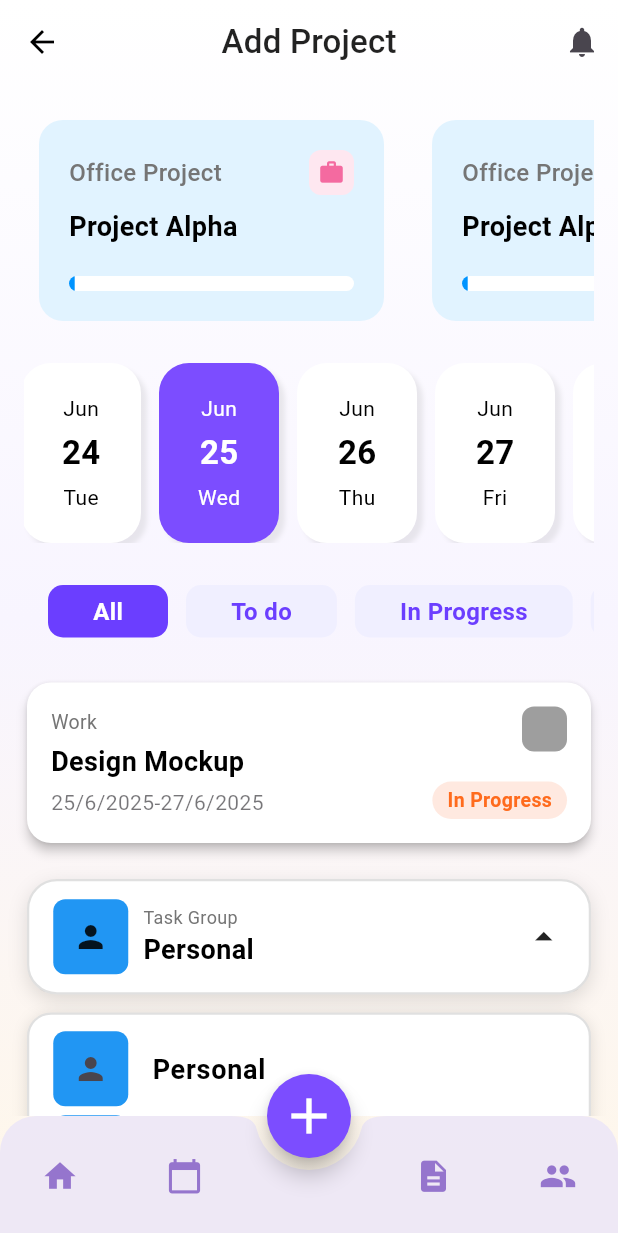
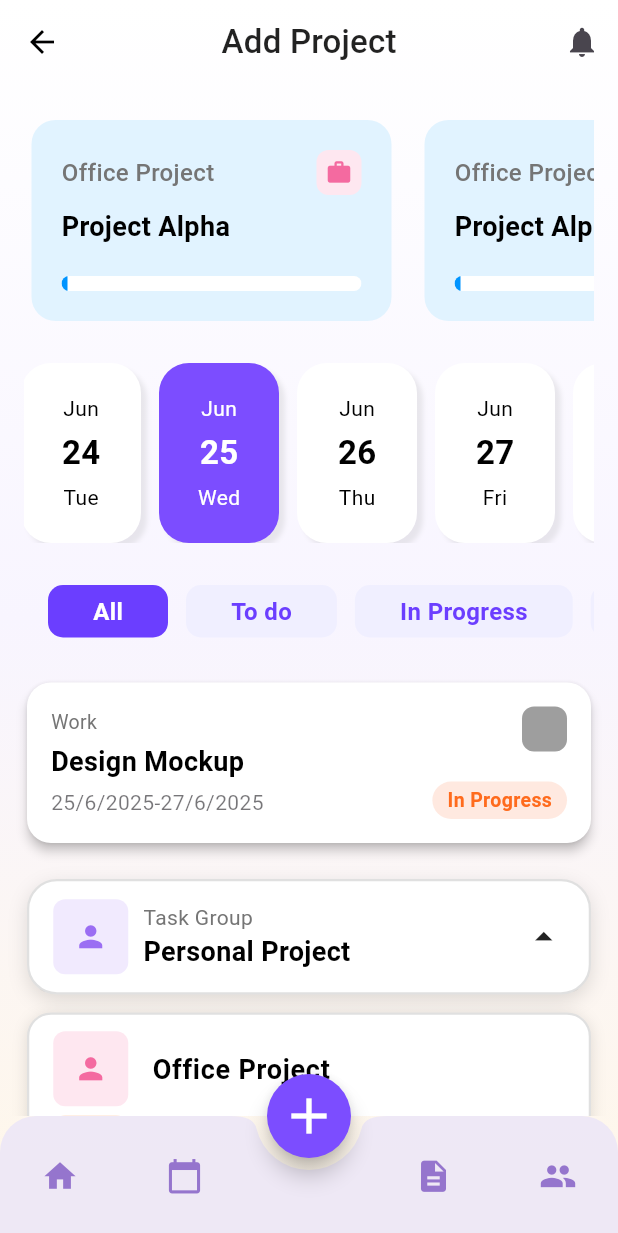
Before and after one commit to LucHo251025/Task-Manager-App, a Flutter app: the screen it shows after launch, after a tap on "To-do", after a tap on "Task Group", on a phone screen of 412 x 824 dp. Shown: the top 1233 px of the screen. Run offline on Flutter 3.47's test engine with Material 3 defaults, Android fonts, the phone set to English and light mode, and no system bars; our stand-ins replace flutter_bloc, font_awesome_flutter; Roboto replaces fonts that are missing (Urbanist).

Commit message:
style: chance color icon selected_task_group_card

```diff
--- a/lib/features/task/presentation/pages/add_project_screen.dart
+++ b/lib/features/task/presentation/pages/add_project_screen.dart
@@ -268,8 +268,43 @@ class _AddProjectScreenState extends State<AddProjectScreen> {
                   ),
                   SelectedTaskGroupCard(groups: [
                     TaskGroupEntity(
-                      id: '3',
-                      name: 'Personal',
+                      id: '1',
+                      name: 'Personal Project',
+                      projects: [
+                        ProjectEntity(
+                          id: 'p4',
+                          groupId: '3',
+                          description: 'Personal projects and hobbies',
+                          name: 'Workout Plan',
+                          tasks: [
+                            TaskEntity(
+                              id: "1",
+                              projectId: "1",
+                              title: "APP",
+                              status: "isProcesss",
+                              startDate: DateTime.now(),
+                              endDate: DateTime.now().add(Duration(days: 1)),
+                            ),
+                            TaskEntity(
+                              id: "1",
+                              projectId: "1",
+                              title: "APP",
+                              status: "isProcesss",
+                              startDate: DateTime.now(),
+                              endDate: DateTime.now().add(Duration(days: 1)),
+                            )
+                          ],
+                          status: 'done',
+                          startDate: DateTime.now(),
+                          endDate: DateTime.now().add(Duration(days: 1)),
+                        ),
+                      ],
+                      icon: const Icon(Icons.person),
+                      iconColor: Colors.blue,
+                    ),
+                    TaskGroupEntity(
+                      id: '2',
+                      name: 'Office Project',
                       projects: [
                         ProjectEntity(
                           id: 'p4',
@@ -304,42 +339,7 @@ class _AddProjectScreenState extends State<AddProjectScreen> {
                     ),
                     TaskGroupEntity(
                       id: '3',
-                      name: 'Personal',
-                      projects: [
-                        ProjectEntity(
-                          id: 'p4',
-                          groupId: '3',
-                          description: 'Personal projects and hobbies',
-                          name: 'Workout Plan',
-                          tasks: [
-                            TaskEntity(
-                              id: "1",
-                              projectId: "1",
-                              title: "APP",
-                              status: "isProcesss",
-                              startDate: DateTime.now(),
-                              endDate: DateTime.now().add(Duration(days: 1)),
-                            ),
-                            TaskEntity(
-                              id: "1",
-                              projectId: "1",
-                              title: "APP",
-                              status: "isProcesss",
-                              startDate: DateTime.now(),
-                              endDate: DateTime.now().add(Duration(days: 1)),
-                            )
-                          ],
-                          status: 'done',
-                          startDate: DateTime.now(),
-                          endDate: DateTime.now().add(Duration(days: 1)),
-                        ),
-                      ],
-                      icon: const Icon(Icons.person),
-                      iconColor: Colors.blue,
-                    ),
-                    TaskGroupEntity(
-                      id: '3',
-                      name: 'Personal',
+                      name: 'Daily Study',
                       projects: [
                         ProjectEntity(
                           id: 'p4',
--- a/lib/features/task/presentation/widgets/project_card_process.dart
+++ b/lib/features/task/presentation/widgets/project_card_process.dart
@@ -75,7 +75,7 @@ class ProjectCardProcess extends StatelessWidget {
         : group.icon;
     return Container(
       width: double.infinity,
-      margin: const EdgeInsets.symmetric(horizontal: 10, vertical: 8),
+      margin: const EdgeInsets.symmetric(horizontal: 5, vertical: 8),
       padding: const EdgeInsets.all(20),
       decoration: BoxDecoration(
         color: groupColors['color'],
--- a/lib/features/task/presentation/widgets/selected_task_group_card.dart
+++ b/lib/features/task/presentation/widgets/selected_task_group_card.dart
@@ -34,10 +34,43 @@ class _SelectedTaskGroupCardState extends State<SelectedTaskGroupCard> {
     widget.onGroupSelected?.call(group);
   }
 
+  Map<String, Color> getColorIconByGroupName(String name) {
+    switch(name) {
+      case 'Office Project':
+        return {
+          'icon': Color(0xFFF46AA0),
+          'color': Color(0xFFFEE7F0),
+        };
+      case 'Personal Project':
+        return {
+          'icon': Color(0xFF9B6EF3),
+          'color': Color(0xFFF1EAFE),
+        };
+      case 'Daily Study':
+        return {
+          'icon': Color(0xFFF78A34),
+          'color': Color(0xFFFFEADB),
+        };
+      default:
+        return {
+          'icon': Colors.grey.shade200,
+          'color': Colors.grey,
+        };
+    }
+  }
+
   @override
   Widget build(BuildContext context) {
     final theme = Theme.of(context);
-    final colors = theme.colorScheme;
+
+    final groupColors = getColorIconByGroupName(selected.name);
+    Icon themedIcon = selected.icon is Icon
+        ? Icon(
+      (selected.icon as Icon).icon,
+      color: groupColors['icon'],
+      size: (selected.icon as Icon).size ?? 23,
+    )
+        : selected.icon;
     return Column(
       children: [
         GestureDetector(
@@ -70,10 +103,10 @@ class _SelectedTaskGroupCardState extends State<SelectedTaskGroupCard> {
                         width: 50,
                         height: 50,
                         decoration: BoxDecoration(
-                          color: selected.iconColor,
+                          color: groupColors['color'],
                           borderRadius: BorderRadius.circular(8),
                         ),
-                        child: selected.icon),
+                        child: themedIcon),
                     SizedBox(
                       width: 10,
                     ),
@@ -82,7 +115,7 @@ class _SelectedTaskGroupCardState extends State<SelectedTaskGroupCard> {
                       children: [
                         Text("Task Group",
                             style: TextStyle(
-                                fontSize: 12, color: Colors.grey[600])),
+                                fontSize: 14, color: Colors.grey[600])),
                         Text(selected.name,
                             style: TextStyle(
                               color: theme.colorScheme.onSecondary,
@@ -121,28 +154,39 @@ class _SelectedTaskGroupCardState extends State<SelectedTaskGroupCard> {
             ),
             child:  Column(
               children: widget.groups
-                  .where((g) => g != selected)
-                  .map((group) => ListTile(
+                  .where((g) => g.id != selected.id)
+                  .map((group) {
+                final groupColors = getColorIconByGroupName(group.name); // 👈 lấy đúng màu theo tên group
+                final themedIcon = group.icon is Icon
+                    ? Icon(
+                  (group.icon as Icon).icon,
+                  color: groupColors['icon'], // 👈 màu icon
+                  size: (group.icon as Icon).size ?? 23,
+                )
+                    : group.icon;
+
+                return ListTile(
                   leading: Container(
                     width: 50,
                     height: 50,
                     decoration: BoxDecoration(
-                              color: group.iconColor,
+                      color: groupColors['color'], // 👈 màu nền nhạt
                       borderRadius: BorderRadius.circular(8),
                     ),
-                            child: group.icon
+                    child: themedIcon,
                   ),
-                        title: Text(group.name,
+                  title: Text(
+                    group.name,
                     style: TextStyle(
                       fontSize: 18,
                       color: theme.colorScheme.onSecondary,
-                                fontWeight: FontWeight.bold
-                            )
+                      fontWeight: FontWeight.bold,
+                    ),
                   ),
                   onTap: () => _selectGroup(group),
-
-              )
-              ).toList(),
+                );
+              })
+                  .toList(),
 
             ),
           )
```
Lines whose indentation alone changed are shown as unchanged.
